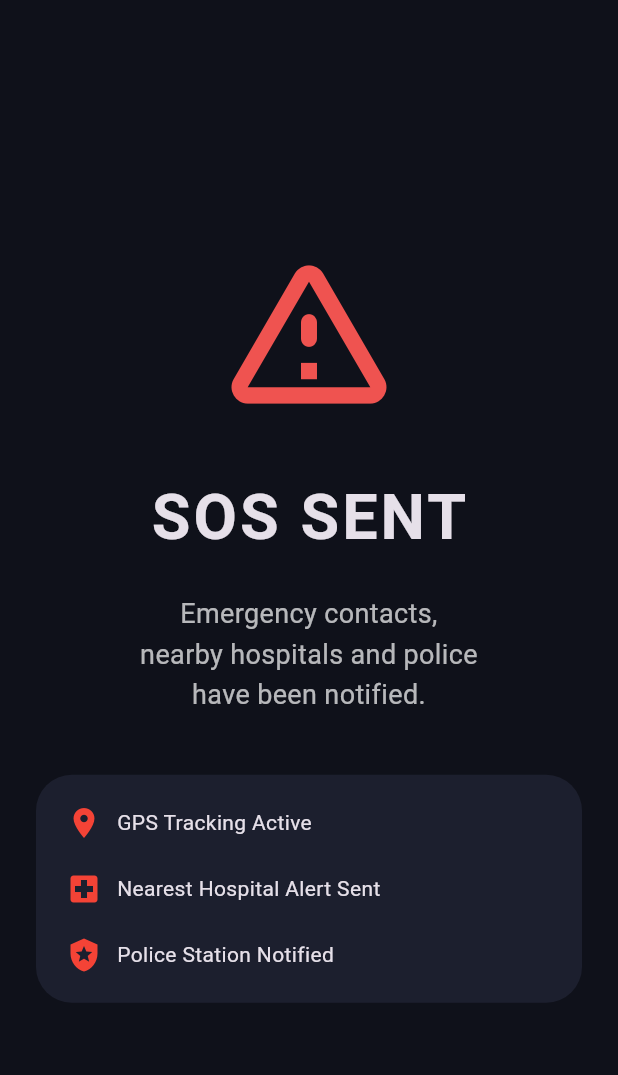
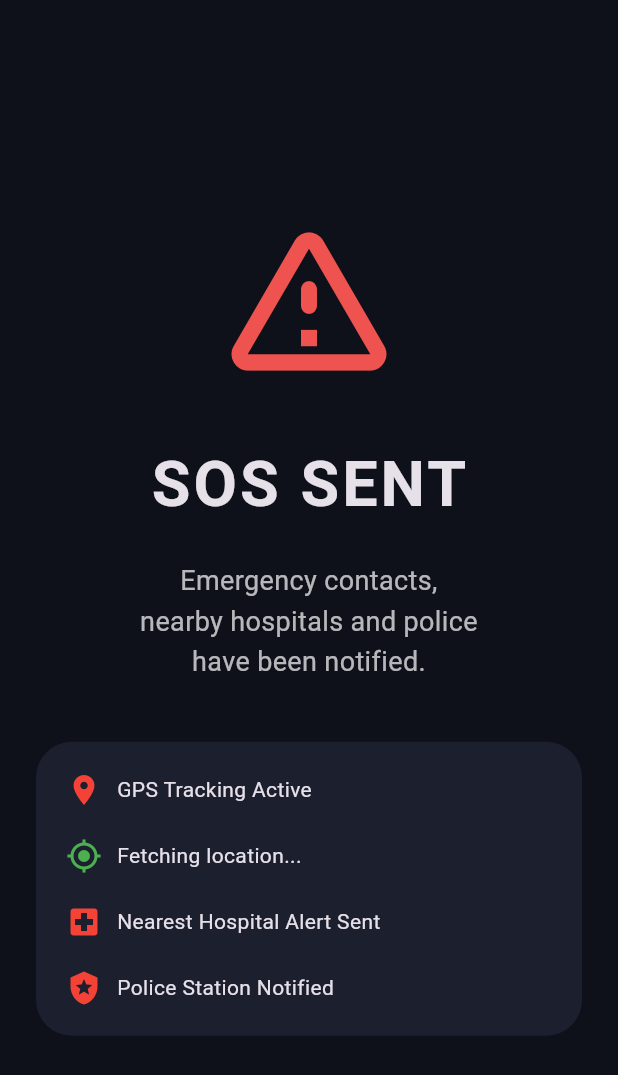
Before and after one commit to 0xamitkumar3/road-smart-sos, a Flutter app: the EmergencyScreen screen opened directly, on a phone screen of 412 x 824 dp. Shown: the top 1075 px of the screen. Run offline on Flutter 3.47's test engine with Material 3 defaults, Android fonts, the phone set to English and light mode, and no system bars; our stand-ins replace audioplayers, flutter_animate, flutter_tts, geolocator, percent_indicator, sensors_plus.

Commit message:
Added Phase 4 GPS live tracking system

```diff
--- a/lib/screens/home/home_screen.dart
+++ b/lib/screens/home/home_screen.dart
@@ -133,7 +133,7 @@ class _HomeScreenState extends State<HomeScreen> {
               padding: const EdgeInsets.all(18),
 
               decoration: BoxDecoration(
-                color: Colors.green.withOpacity(0.15),
+                color: Colors.green.withValues(alpha: 0.15),
                 borderRadius: BorderRadius.circular(20),
                 border: Border.all(
                   color: Colors.green,
--- a/lib/screens/sos/emergency_screen.dart
+++ b/lib/screens/sos/emergency_screen.dart
@@ -1,7 +1,40 @@
 import 'package:flutter/material.dart';
+import 'package:geolocator/geolocator.dart';
 
-class EmergencyScreen extends StatelessWidget {
+import '../../services/gps_service/gps_service.dart';
+
+class EmergencyScreen extends StatefulWidget {
   const EmergencyScreen({super.key});
+
+  @override
+  State<EmergencyScreen> createState() =>
+      _EmergencyScreenState();
+}
+
+class _EmergencyScreenState
+    extends State<EmergencyScreen> {
+
+  final GPSService gpsService =
+      GPSService();
+
+  Position? position;
+
+  @override
+  void initState() {
+    super.initState();
+
+    loadLocation();
+  }
+
+  Future<void> loadLocation() async {
+
+    Position? currentPosition =
+        await gpsService.getCurrentLocation();
+
+    setState(() {
+      position = currentPosition;
+    });
+  }
 
   @override
   Widget build(BuildContext context) {
@@ -14,7 +47,8 @@ class EmergencyScreen extends StatelessWidget {
           padding: const EdgeInsets.all(24),
 
           child: Column(
-            mainAxisAlignment: MainAxisAlignment.center,
+            mainAxisAlignment:
+                MainAxisAlignment.center,
             children: [
 
               Icon(
@@ -53,39 +87,84 @@ class EmergencyScreen extends StatelessWidget {
 
                 decoration: BoxDecoration(
                   color: const Color(0xFF1C1F2E),
-                  borderRadius: BorderRadius.circular(24),
+                  borderRadius:
+                      BorderRadius.circular(24),
                 ),
 
-                child: const Column(
+                child: Column(
                   children: [
+
+                    const Row(
+                      children: [
+
+                        Icon(
+                          Icons.location_on,
+                          color: Colors.red,
+                        ),
+
+                        SizedBox(width: 10),
+
+                        Text(
+                          "GPS Tracking Active",
+                        ),
+                      ],
+                    ),
+
+                    const SizedBox(height: 20),
 
                     Row(
                       children: [
-                        Icon(Icons.location_on, color: Colors.red),
-                        SizedBox(width: 10),
-                        Text("GPS Tracking Active"),
+
+                        const Icon(
+                          Icons.my_location,
+                          color: Colors.green,
+                        ),
+
+                        const SizedBox(width: 10),
+
+                        Expanded(
+                          child: Text(
+                            position == null
+                                ? "Fetching location..."
+                                : "Lat: ${position!.latitude}\nLng: ${position!.longitude}",
+                          ),
+                        ),
                       ],
                     ),
 
-                    SizedBox(height: 20),
+                    const SizedBox(height: 20),
 
-                    Row(
+                    const Row(
                       children: [
-                        Icon(Icons.local_hospital,
-                            color: Colors.red),
+
+                        Icon(
+                          Icons.local_hospital,
+                          color: Colors.red,
+                        ),
+
                         SizedBox(width: 10),
-                        Text("Nearest Hospital Alert Sent"),
+
+                        Text(
+                          "Nearest Hospital Alert Sent",
+                        ),
                       ],
                     ),
 
-                    SizedBox(height: 20),
+                    const SizedBox(height: 20),
 
-                    Row(
+                    const Row(
                       children: [
-                        Icon(Icons.local_police,
-                            color: Colors.red),
+
+                        Icon(
+                          Icons.local_police,
+                          color: Colors.red,
+                        ),
+
                         SizedBox(width: 10),
-                        Text("Police Station Notified"),
+
+                        Text(
+                          "Police Station Notified",
+                        ),
                       ],
                     ),
                   ],
--- a/pubspec.yaml
+++ b/pubspec.yaml
@@ -40,6 +40,7 @@ dependencies:
   audioplayers: ^6.6.0
   percent_indicator: ^4.2.5
   sensors_plus: ^7.0.0
+  geolocator: ^14.0.2
 
 dev_dependencies:
   flutter_test:
```
Also changed, not shown: lib/services/gps_service/gps_service.dart (added, +48 -0 lines), pubspec.lock, 5 other files.
